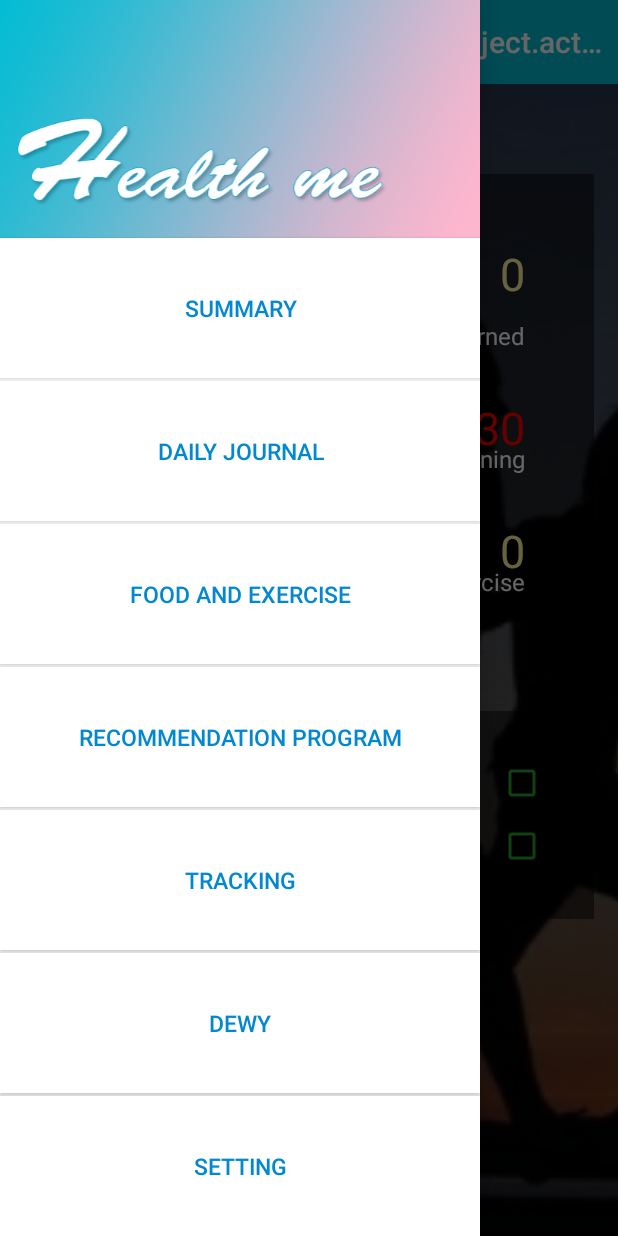
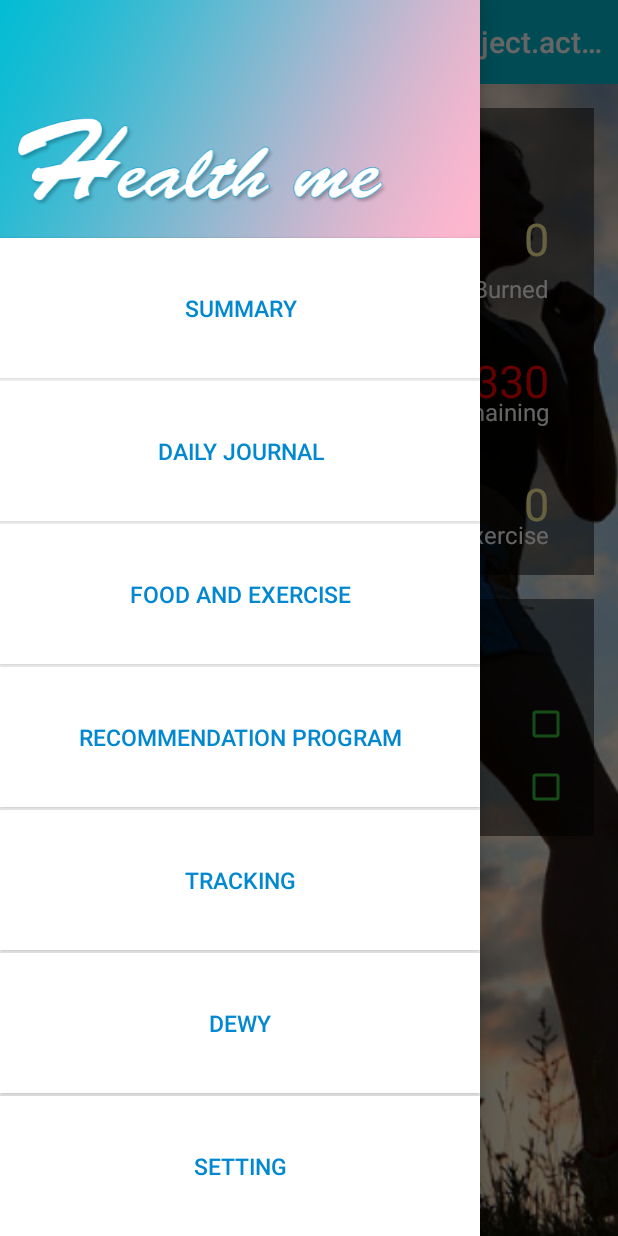
Before and after one commit to l3alanz/Final-project, an Android app: the screen it shows after launch (MainActivity), with the side drawer open, on a phone screen of 412 x 824 dp. Run offline under Robolectric (Android 15) with nearby library versions, the phone set to English and light mode, and no system bars; libraries missing offline, so code that uses them is left out: com.inthecheesefactory.thecheeselibrary; 1 statement that could not run was skipped.

Commit message:
Add icon application Change bg in main

```diff
--- a/app/src/main/res/layout/activity_main.xml
+++ b/app/src/main/res/layout/activity_main.xml
@@ -40,17 +40,9 @@
                     android:layout_width="match_parent"
                     android:layout_height="match_parent"
                     android:scaleType="centerCrop"
-                    android:src="@drawable/bg_summary" />
+                    android:src="@drawable/bg_summary"
+                    />
 
-                <TextView
-                    android:layout_width="wrap_content"
-                    android:layout_height="wrap_content"
-                    android:textSize="26dp"
-                    android:layout_centerHorizontal="true"
-                    android:textColor="#ffffff"
-                    android:layout_marginTop="16dp"
-                    android:textStyle="italic"
-                    android:text="SUMMARY "/>
 
                 <LinearLayout
                     android:id="@+id/layout_summary"
@@ -58,11 +50,21 @@
                     android:layout_height="wrap_content"
                     android:orientation="vertical"
                     android:background="#80000000"
-                    android:padding="16dp"
+                    android:paddingBottom="16dp"
                     android:layout_alignParentTop="true"
                     android:layout_marginLeft="16dp"
                     android:layout_marginRight="16dp"
-                    android:layout_marginTop="60dp">
+                    android:layout_marginTop="16dp">
+
+                    <TextView
+                        android:layout_width="match_parent"
+                        android:layout_height="wrap_content"
+                        android:text="SUMMARY"
+                        android:gravity="center"
+                        android:textSize="26sp"
+                        android:layout_marginTop="16dp"
+                        android:textColor="#ffffff"
+                        android:textStyle="italic" />
 
                     <RelativeLayout
                         android:layout_width="wrap_content"
@@ -75,7 +77,7 @@
                             android:layout_width="wrap_content"
                             android:layout_height="wrap_content"
                             android:textSize="30sp"
-                            android:layout_marginTop="30dp"
+                            android:layout_marginTop="15dp"
                             android:textColor="#FFF59D"
                             android:text="0"/>
 
@@ -86,7 +88,7 @@
                             android:layout_height="wrap_content"
                             android:textSize="16sp"
                             android:textColor="#ffffff"
-                            android:layout_marginTop="10dp"
+                            android:layout_marginTop="2dp"
                             android:text="Goal"/>
 
                         <TextView
@@ -94,7 +96,7 @@
                             android:layout_width="wrap_content"
                             android:layout_height="wrap_content"
                             android:layout_alignParentRight="true"
-                            android:layout_marginTop="30dp"
+                            android:layout_marginTop="15dp"
                             android:textColor="#FFF59D"
                             android:textSize="30sp"
                             android:text="0"/>
@@ -108,7 +110,7 @@
                             android:textColor="#ffffff"
                             android:layout_below="@id/tvShowBurned"
                             android:layout_alignParentRight="true"
-                            android:layout_marginTop="10dp"
+                            android:layout_marginTop="2dp"
                             android:text="Burned"/>
 
                         <TextView
@@ -201,33 +203,34 @@
 
                 </LinearLayout>
 
-                <TextView
-                    android:id="@+id/tvMissions"
-                    android:layout_width="wrap_content"
-                    android:layout_height="wrap_content"
-                    android:text="MISSIONS "
-                    android:textSize="20sp"
-                    android:layout_marginTop="16dp"
-                    android:layout_centerHorizontal="true"
-                    android:textColor="#ffffff"
-                    android:textStyle="italic"
-                    android:layout_below="@id/layout_summary"/>
+
 
                 <ScrollView
-                    android:layout_below="@id/tvMissions"
+                    android:layout_below="@id/layout_summary"
                     android:layout_width="match_parent"
                     android:layout_height="match_parent">
 
                 <LinearLayout
-                    android:layout_below="@id/tvMissions"
+
                     android:layout_width="match_parent"
                     android:layout_height="wrap_content"
                     android:orientation="vertical"
                     android:background="#80000000"
-                    android:padding="16dp"
                     android:layout_marginLeft="16dp"
                     android:layout_marginRight="16dp"
                     android:layout_marginTop="16dp">
+
+                    <TextView
+                        android:id="@+id/tvMissions"
+                        android:layout_width="match_parent"
+                        android:layout_height="wrap_content"
+                        android:text="MISSIONS "
+                        android:gravity="center"
+                        android:textSize="26sp"
+                        android:layout_marginTop="16dp"
+                        android:textColor="#ffffff"
+                        android:textStyle="italic"
+                        android:layout_below="@id/layout_summary"/>
 
 
                     <RelativeLayout
@@ -248,7 +251,7 @@
                             android:id="@+id/cbMission1"
                             android:layout_width="wrap_content"
                             android:layout_height="wrap_content"
-                            android:buttonTint="#29a329"
+                            android:buttonTint="#38c138"
                             android:layout_alignParentRight="true"
                             />
 
@@ -266,7 +269,7 @@
                             android:id="@+id/cbMission2"
                             android:layout_width="wrap_content"
                             android:layout_height="wrap_content"
-                            android:buttonTint="#29a329"
+                            android:buttonTint="#38c138"
                             android:layout_marginTop="10dp"
                             android:layout_alignParentRight="true"
                             android:layout_below="@id/cbMission1"
--- a/app/src/main/res/layout/activity_tracking.xml
+++ b/app/src/main/res/layout/activity_tracking.xml
@@ -66,6 +66,8 @@
         android:gravity="center"
         android:background="#FAFAFA">
 
+
+
         <TextView
             android:layout_width="wrap_content"
             android:layout_height="wrap_content"
@@ -73,7 +75,8 @@
             android:gravity="center"
             android:layout_weight="1"
             android:textSize="20dp"
-            android:textColor="#0277BD"/>
+            android:textColor="#0277BD"
+            />
 
         <TextView
             android:id="@+id/tvWalk"
```
Also changed, not shown: app/src/main/res/drawable-xhdpi/bg_summary.png, app/src/main/res/mipmap-hdpi/ic_launcher.png, app/src/main/res/mipmap-mdpi/ic_launcher.png, app/src/main/res/mipmap-xhdpi/ic_launcher.png, app/src/main/res/mipmap-xxhdpi/ic_launcher.png, app/src/main/res/mipmap-xxxhdpi/ic_launcher.png.
